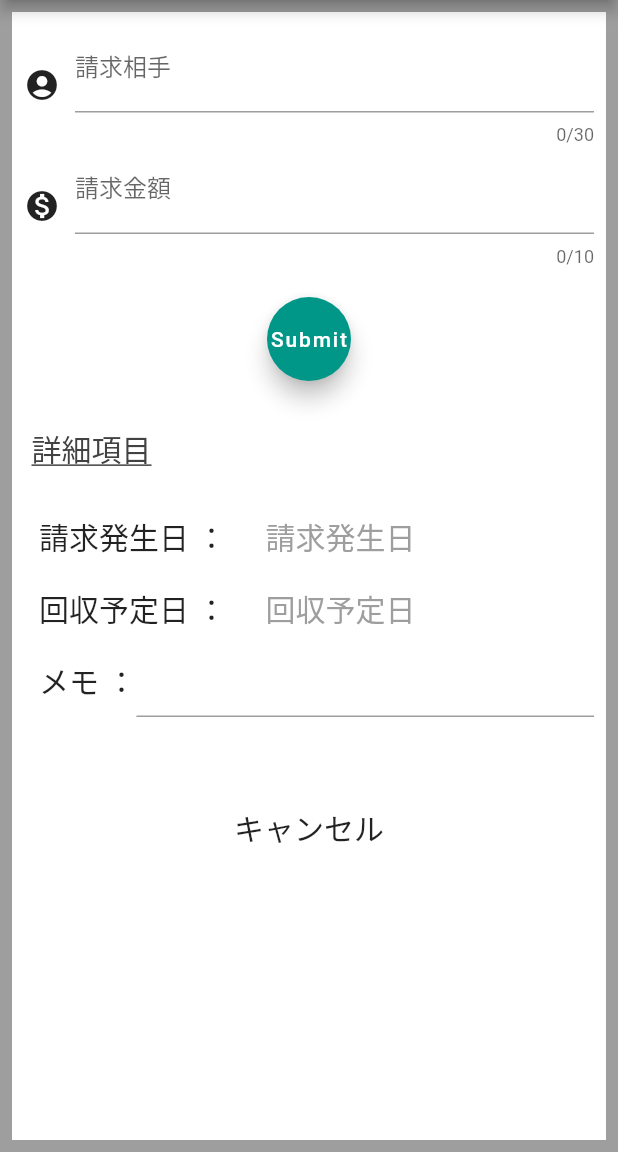
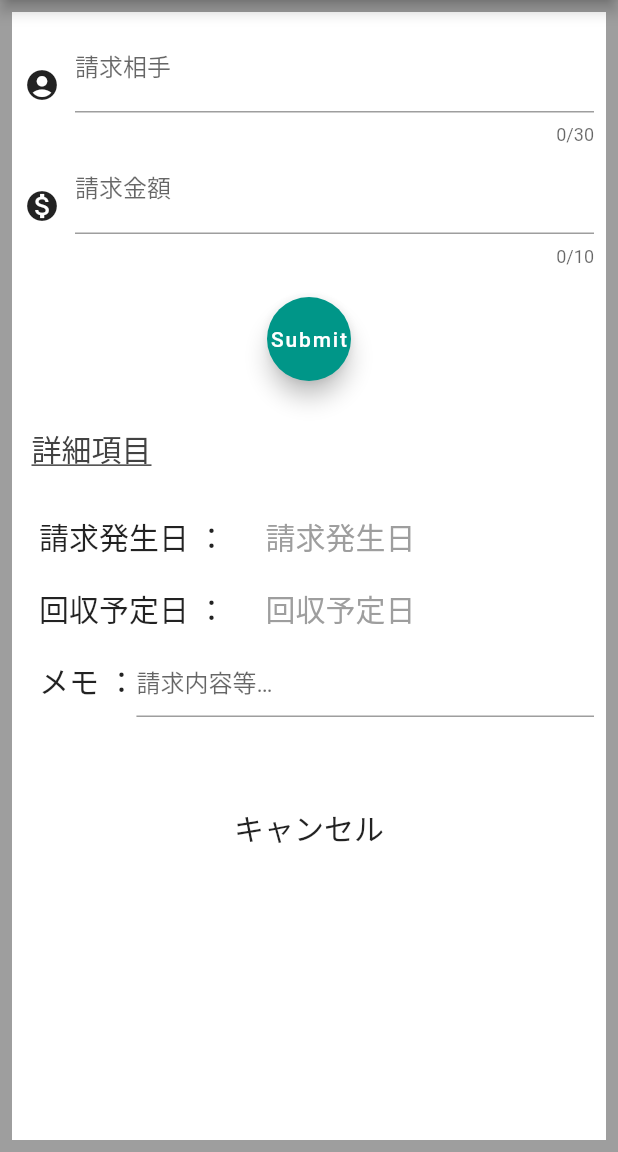
Before and after one commit to N-Yosh/BillApp, a Flutter app: the screen it shows after launch, after a tap on the "add" icon, on a phone screen of 412 x 824 dp, the part 84-1236 px from its top. Run offline on Flutter 3.47's test engine with Material 2 defaults, Android fonts, the phone set to English and light mode, and no system bars.

Commit message:
日付変換メソッド実装 メモのヒントテキスト追加

```diff
--- a/lib/bill_list_model.dart
+++ b/lib/bill_list_model.dart
@@ -13,4 +13,6 @@ class BillListModel extends ChangeNotifier {
     bills.remove(targetBill);
     notifyListeners();
   }
+
+
 }
--- a/lib/bill_list_page.dart
+++ b/lib/bill_list_page.dart
@@ -2,6 +2,7 @@ import 'package:bill_app/create_bill_page.dart';
 import 'package:bill_app/bill_list_model.dart';
 import 'package:flutter/material.dart';
 import 'package:provider/provider.dart';
+import 'package:intl/intl.dart';
 
 class BillList extends StatelessWidget {
   @override
@@ -16,12 +17,25 @@ class BillList extends StatelessWidget {
                   padding: EdgeInsets.all(3),
                   child: ListTile(
                     tileColor: Colors.white,
-                    onLongPress: (){
+                    onLongPress: () {
                       model.removeBill(e);
                     },
-                    leading: Text('￥' + e.money.toString(),style: TextStyle(fontSize: 30,),),
+                    leading: Text(
+                      '￥' + e.money.toString(),
+                      style: TextStyle(
+                        fontSize: 30,
+                      ),
+                    ),
                     title: Text(e.person),
-                    subtitle: Text('支払予定 ' + e.createdDay.toString()),
+                    subtitle: Container(
+                      child: Column(
+                        crossAxisAlignment: CrossAxisAlignment.start,
+                        children: [
+                          Text("memo"),
+                          Text('支払予定 ' + DateConverterToString(e.createdDay)),
+                        ],
+                      ),
+                    ),
                   ),
                 ),
               )
@@ -43,7 +57,7 @@ class BillList extends StatelessWidget {
                   context,
                   MaterialPageRoute(builder: (context) => CreateBill()),
                 );
-                if(newBill==null)return;
+                if (newBill == null) return;
                 model.addBill(newBill);
               },
               tooltip: 'Increment',
@@ -55,3 +69,8 @@ class BillList extends StatelessWidget {
     );
   }
 }
+
+String DateConverterToString(DateTime date){
+  DateFormat outputFormat = DateFormat('yyyy-MM-dd');
+  return outputFormat.format(date);
+}
--- a/lib/create_bill_page.dart
+++ b/lib/create_bill_page.dart
@@ -124,7 +124,9 @@ class CreateBill extends StatelessWidget {
                   Padding(padding: EdgeInsets.only(left: 10)),
                   Text("メモ ：",style: TextStyle(fontSize: 20,),),
                   Flexible(
-                    child: TextFormField(
+                    child: TextField(
+                      decoration: InputDecoration(
+                          hintText: "請求内容等…"),
                       controller: _memoTextController,
                     ),
                   ),
--- a/pubspec.yaml
+++ b/pubspec.yaml
@@ -24,6 +24,8 @@ dependencies:
   flutter:
     sdk: flutter
   provider: ^4.3.3
+  flutter_localizations:
+    sdk: flutter
 
 
   # The following adds the Cupertino Icons font to your application.
```
Also changed, not shown: pubspec.lock.
